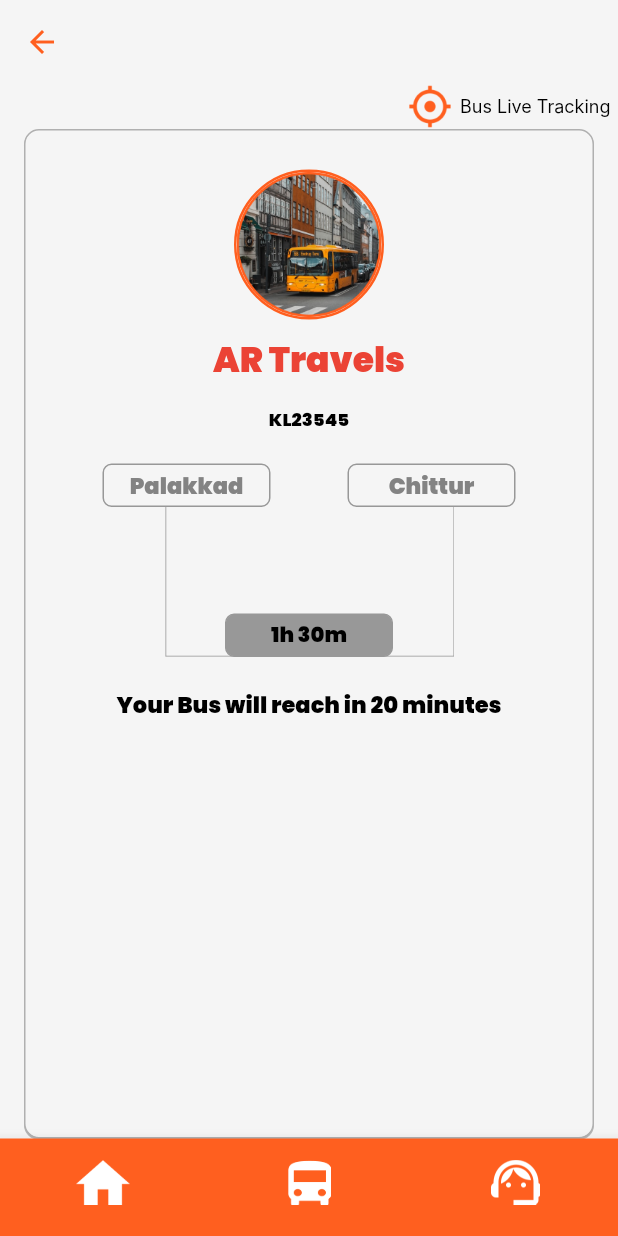
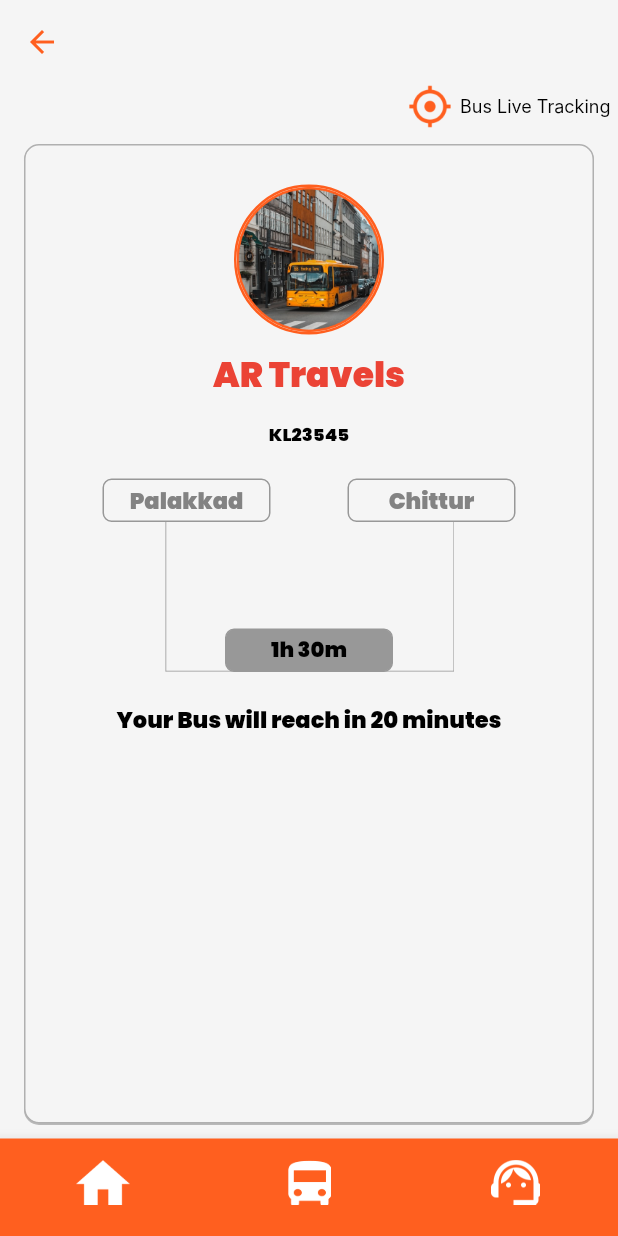
Before and after one commit to AbithaVishnu/Bustracking-User, a Flutter app: the AllDetails screen opened by its route, on a phone screen of 412 x 824 dp. Run offline on Flutter 3.47's test engine with Material 2 defaults, Android fonts, the phone set to English and light mode, and no system bars; our stand-ins replace get, hexcolor; Roboto replaces fonts that are missing (Inter).

Commit message:
all details

```diff
--- a/lib/View/All Details/All detailsa.dart
+++ b/lib/View/All Details/All detailsa.dart
@@ -58,7 +58,7 @@ class AllDetails extends StatelessWidget {
               child: LayoutBuilder(
                 builder: (context, constraints) {
                   return Container(
-                    margin: EdgeInsets.symmetric(horizontal: 16,),
+                    margin: EdgeInsets.symmetric(horizontal: 16, vertical: 10),
                     decoration: BoxDecoration(
                       color: HexColor("#F5F5F5"),
                       border: Border.all(color: Color(0xFFB0B0B0), width: 1),
```
